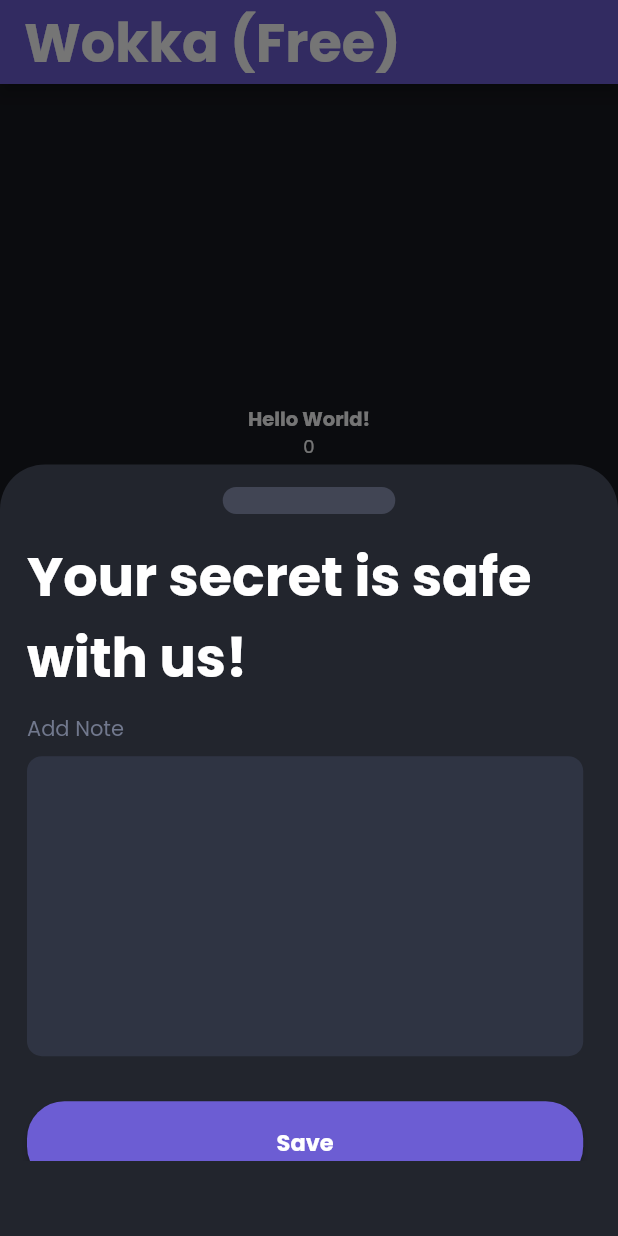
After one commit to DreFlo/lgp-2223-sc1, a Flutter app: the screen it shows after launch, after a tap on "AddTaskNoteForm", on a phone screen of 412 x 824 dp. The commit adds this screen. Run offline on Flutter 3.47's test engine with Material 2 defaults, Android fonts, the phone set to English and light mode, and no system bars; our stand-ins replace floor, flutter_svg, get_it, like_button, lottie, rive and 1 more; missing offline and left inert: emojis; accounts and stored records are empty; generated files the repository leaves out were written again.

Commit message:
Add general note form.

```diff
--- a/src/lib/l10n/app_en.arb
+++ b/src/lib/l10n/app_en.arb
@@ -39,5 +39,7 @@
   "add_note_callout": "Oh, so you have something to say!",
   "progress_callout": "You made\nprogress!",
   "what_page": "Which range of pages do you want to comment?",
-  "finished_book": "I'm finished, actually!"
+  "finished_book": "I'm finished, actually!",
+  "add_general_note_callout": "Your secret is safe with us!",
+  "add_note": "Add Note"
 }
--- a/src/lib/pages/HomePage.dart
+++ b/src/lib/pages/HomePage.dart
@@ -5,6 +5,7 @@ import 'package:flutter_gen/gen_l10n/app_localizations.dart';
 import 'package:src/animation_test/main.dart';
 import 'package:src/daos/person_dao.dart';
 import 'package:src/models/person.dart';
+import 'package:src/pages/notes/AddTaskNoteForm.dart';
 import 'package:src/utils/service_locator.dart';
 import 'leisure/AddToCatalogForm.dart';
 import 'leisure/MarkEpisodesSheet.dart';
@@ -510,6 +511,32 @@ class _HomePageState extends State<HomePage> {
                                         child: mediaPageButton())
                                   ])));
                 }),
+            ElevatedButton(
+                child: Text("AddTaskNoteForm"),
+                onPressed: () {
+                  showModalBottomSheet(
+                      context: context,
+                      isScrollControlled: true,
+                      backgroundColor: Color(0xFF22252D),
+                      shape: RoundedRectangleBorder(
+                        borderRadius:
+                            BorderRadius.vertical(top: Radius.circular(30.0)),
+                      ),
+                      builder: (context) => Padding(
+                          padding: EdgeInsets.only(
+                              bottom: MediaQuery.of(context).viewInsets.bottom +
+                                  50),
+                          child: DraggableScrollableSheet(
+                            expand: false,
+                            initialChildSize: 0.60,
+                            minChildSize: 0.60,
+                            maxChildSize: 0.60,
+                            builder: (context, scrollController) =>
+                                SingleChildScrollView(
+                                    controller: scrollController,
+                                    child: AddTaskNoteForm()),
+                          )));
+                }),
             FutureBuilder(
                 key: ValueKey<Object>(redrawObject),
                 future: serviceLocator<PersonDao>().findAllPersons(),
--- /dev/null
+++ b/src/lib/pages/notes/AddTaskNoteForm.dart
@@ -0,0 +1,91 @@
+// ignore_for_file: file_names
+
+import 'package:flutter/material.dart';
+import 'package:flutter_gen/gen_l10n/app_localizations.dart';
+import 'package:src/themes/colors.dart';
+
+import '../../utils/enums.dart';
+
+class AddTaskNoteForm extends StatefulWidget {
+  const AddTaskNoteForm({Key? key}) : super(key: key);
+
+  @override
+  State<AddTaskNoteForm> createState() => _AddTaskNoteFormState();
+}
+
+class _AddTaskNoteFormState extends State<AddTaskNoteForm> {
+  int? startPage, endPage;
+
+  @override
+  Widget build(BuildContext context) {
+    return Wrap(spacing: 10, children: [
+      Row(mainAxisAlignment: MainAxisAlignment.center, children: [
+        Padding(
+            padding: const EdgeInsets.only(top: 15, bottom: 15),
+            child: Container(
+              width: 115,
+              height: 18,
+              alignment: Alignment.center,
+              decoration: BoxDecoration(
+                borderRadius: BorderRadius.circular(10),
+                color: const Color(0xFF414554),
+              ),
+            ))
+      ]),
+      Container(
+          width: MediaQuery.of(context).size.width * 0.90,
+          padding: const EdgeInsets.only(left: 18),
+          child: Column(children: [
+            Text(AppLocalizations.of(context).add_general_note_callout,
+                softWrap: true,
+                style: Theme.of(context).textTheme.titleLarge,
+                textAlign: TextAlign.left),
+            const SizedBox(height: 10),
+          ])),
+      Row(children: [
+        Padding(
+            padding: const EdgeInsets.only(left: 18),
+            child: Text(
+              AppLocalizations.of(context).add_note,
+              style: Theme.of(context).textTheme.displayMedium,
+            ))
+      ]),
+      const SizedBox(height: 7.5),
+      Row(children: [
+        Padding(
+            padding: const EdgeInsets.only(left: 18),
+            child: SizedBox(
+                width: MediaQuery.of(context).size.width * 0.90,
+                height: 200,
+                child: TextField(
+                    style: Theme.of(context).textTheme.bodySmall,
+                    maxLines: 10,
+                    decoration: InputDecoration(
+                      filled: true,
+                      fillColor: lightGray,
+                      helperStyle: Theme.of(context).textTheme.labelSmall,
+                      border: OutlineInputBorder(
+                        borderSide: BorderSide.none,
+                        borderRadius: BorderRadius.circular(10.0),
+                      ),
+                    ))))
+      ]),
+      Padding(
+          padding: const EdgeInsets.only(left: 18, top: 30),
+          child: ElevatedButton(
+              onPressed: () {
+                //TODO: Add functionality for adding note (sending to database).
+              },
+              style: ElevatedButton.styleFrom(
+                minimumSize: Size(MediaQuery.of(context).size.width * 0.90, 55),
+                backgroundColor: primaryColor,
+                shape: RoundedRectangleBorder(
+                  borderRadius: BorderRadius.circular(25.0),
+                ),
+              ),
+              child: Text(AppLocalizations.of(context).save,
+                  style: Theme.of(context).textTheme.headlineSmall))),
+      const SizedBox(height: 150)
+    ]);
+  }
+}
```
Also changed, not shown: src/lib/pages/tasks/CreateTask.dart (added, +55 -0 lines), src/lib/database/database.g.dart.
